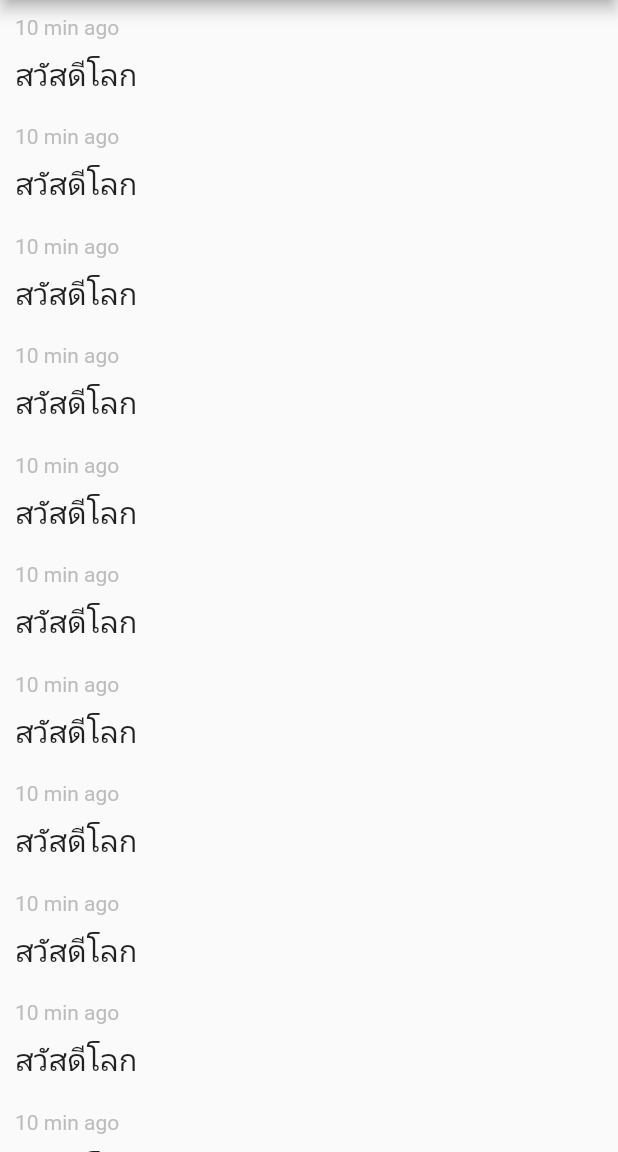
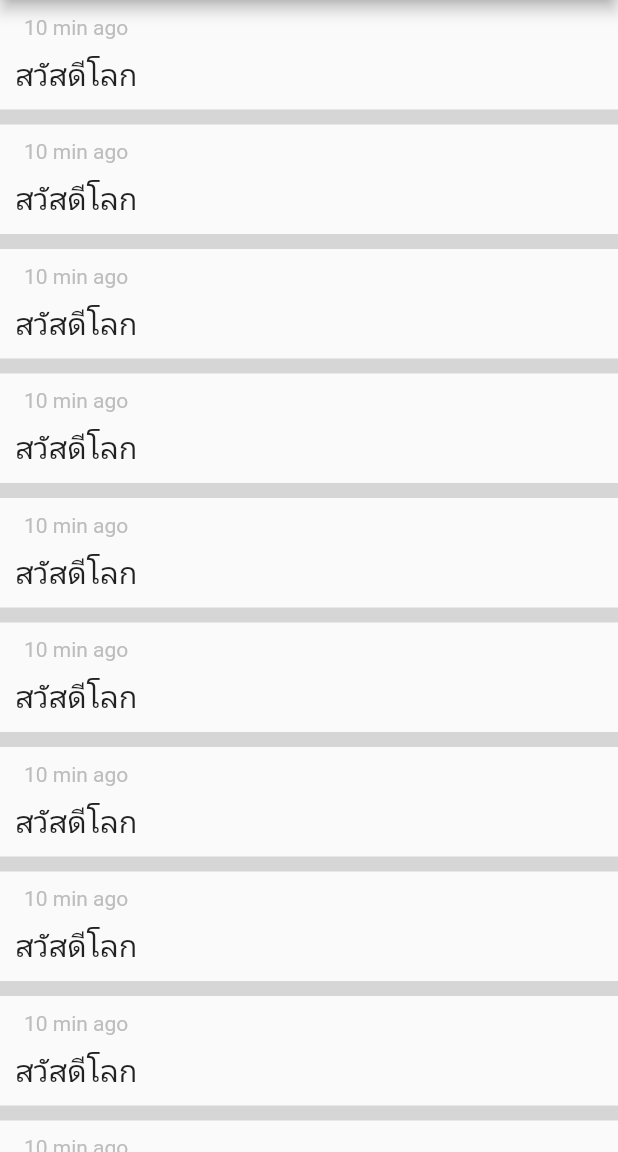
Before and after one commit to piyawatbol/Nextflow2, a Flutter app: the screen it shows after launch, on a phone screen of 412 x 824 dp, the part 84-1236 px from its top. Run offline on Flutter 3.47's test engine with Material 2 defaults, Android fonts, the phone set to English and light mode, and no system bars.

Commit message:
เขียนโค้ดเพิ่ม หน้า เมน

```diff
--- a/nextflow-personal-post-public-master/lib/main.dart
+++ b/nextflow-personal-post-public-master/lib/main.dart
@@ -51,10 +51,12 @@ class _MyHomePageState extends State<MyHomePage> {
         ),
         body: ListView.builder(
           itemBuilder: (BuildContext context, int index) {
-            return Container(
+            return Column(
+              crossAxisAlignment: CrossAxisAlignment.start,
+              children: [
+                Container(
                   padding: EdgeInsets.all(10),
                   child: Column(
-                crossAxisAlignment: CrossAxisAlignment.start,
                     children: [
                       Text(
                         '10 min ago',
@@ -64,9 +66,19 @@ class _MyHomePageState extends State<MyHomePage> {
                       Text(
                         'สวัสดีโลก',
                         style: TextStyle(fontSize: 20),
-                  )
+                      ),
                     ],
                   ),
+                ),
+                SizedBox(
+                  height: 10,
+                  child: Container(
+                    decoration: BoxDecoration(
+                      color: Colors.grey[350],
+                    ),
+                  ),
+                ),
+              ],
             );
           },
         ));
```
Lines whose indentation alone changed are shown as unchanged.
